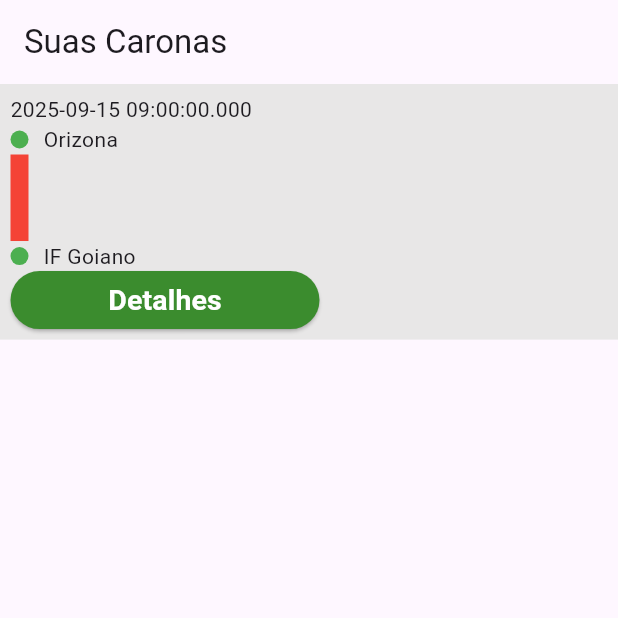
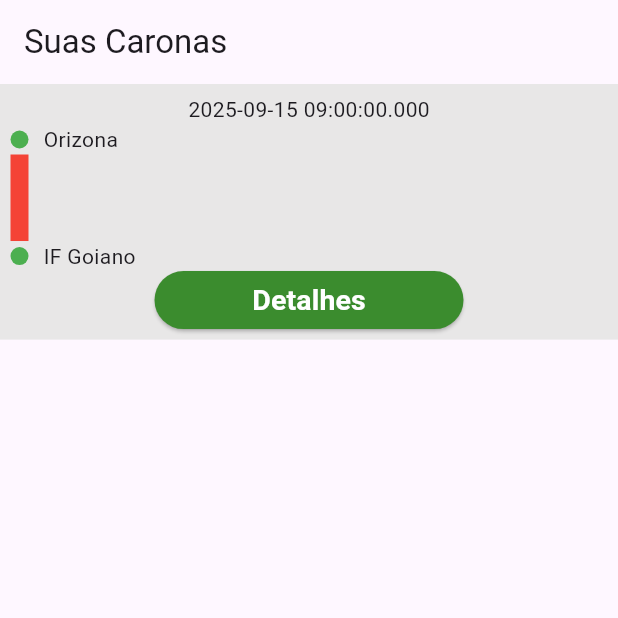
Before and after one commit to Br-Fernandes/IFRide, a Flutter app: the screen it shows after launch, on a phone screen of 412 x 824 dp, the top half of it. Run offline on Flutter 3.47's test engine with Material 3 defaults, Android fonts, the light colour scheme and no system bars; our stand-ins replace get.

```diff
--- a/lib/views/screens/your_rides_screen.dart
+++ b/lib/views/screens/your_rides_screen.dart
@@ -19,12 +19,14 @@ class YourRidesScreen extends StatelessWidget {
       body: ListView(
         children: [
           Container(
+            width: MediaQuery.of(context).size.width * 0.4,
             padding: EdgeInsets.all(7),
             color: Color(0xFFE8E7E7),
             child: Column(
+              mainAxisAlignment: MainAxisAlignment.center,
               crossAxisAlignment: CrossAxisAlignment.start,
               children: [
-                Text("${ride.dateTime}"),
+                Center(child: Text("${ride.dateTime}")),
                 Row(
                   children: [
                     Container(
@@ -58,7 +60,8 @@ class YourRidesScreen extends StatelessWidget {
                     Text("${ride.destination}"),
                   ],
                 ),
-                SizedBox(
+                Center(
+                  child: SizedBox(
                     height: MediaQuery.of(context).size.height * 0.047,
                     width: MediaQuery.of(context).size.width * 0.5 ,
                     child: ElevatedButton(
@@ -77,6 +80,7 @@ class YourRidesScreen extends StatelessWidget {
                         ),
                       ),
                     ),
+                  ),
                 )
               ],
             ),
```
Lines whose indentation alone changed are shown as unchanged.
